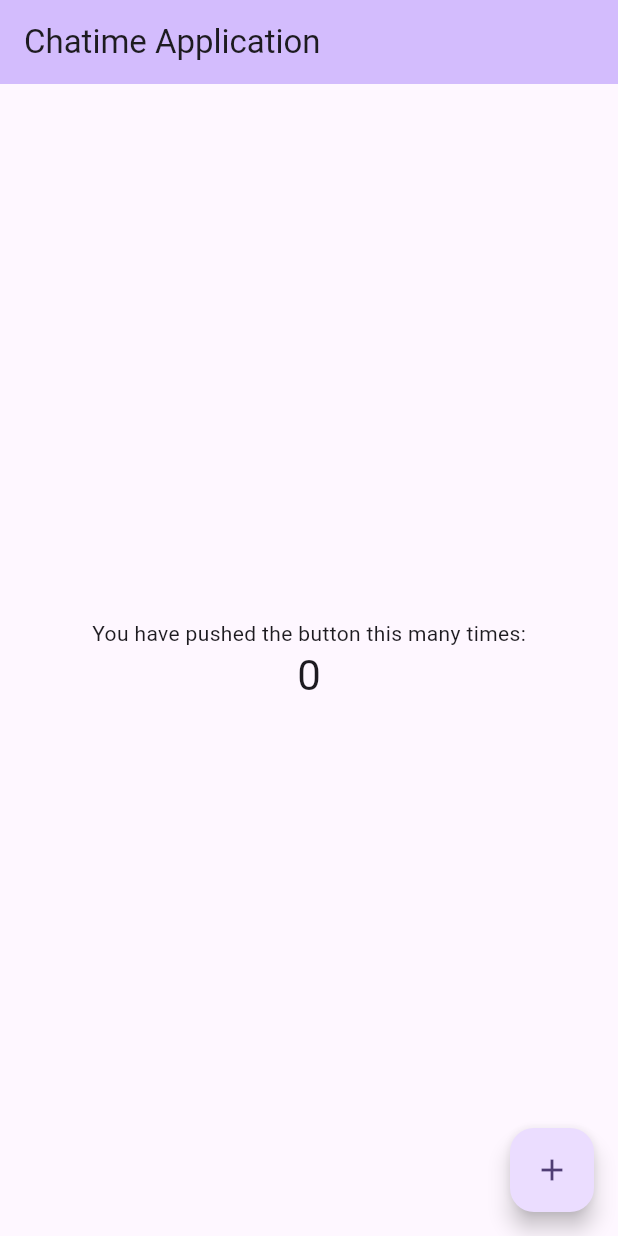
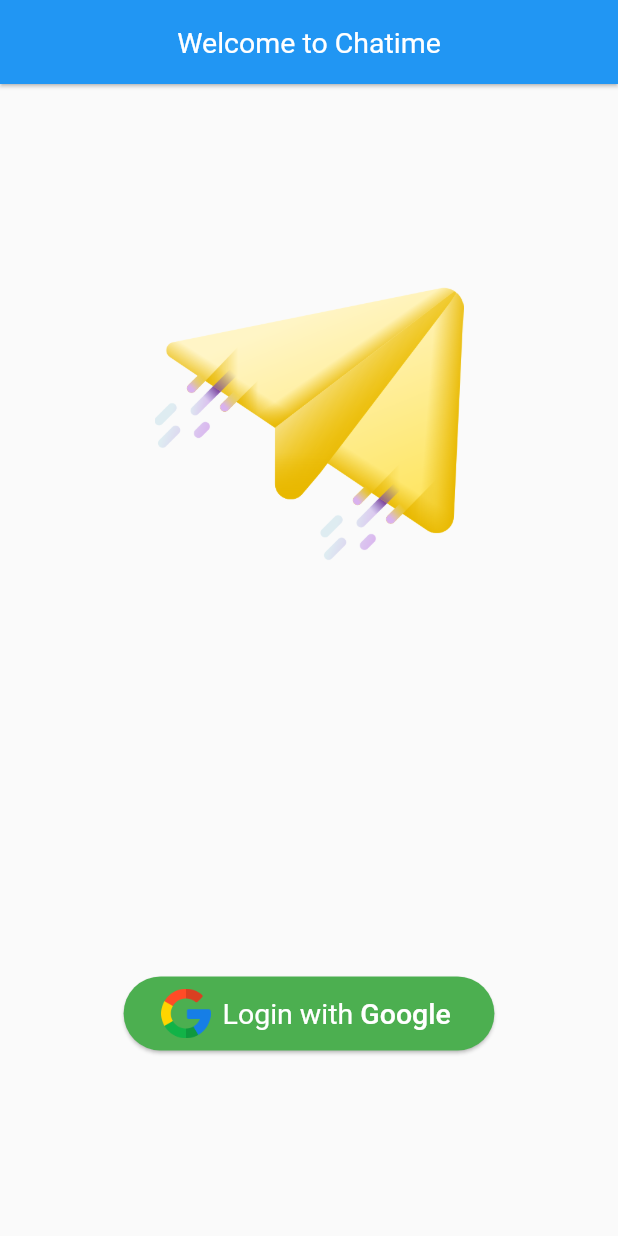
Before and after one commit to lambich/ChatimeApp, a Flutter app: the screen it shows after launch, on a phone screen of 412 x 824 dp. Run offline on Flutter 3.47's test engine with Material 2 defaults, Android fonts, the phone set to English and light mode, and no system bars; our stand-ins replace firebase_auth, firebase_core, google_sign_in; accounts and stored records are empty.

Commit message:
complate sign in with google button

```diff
--- a/lib/main.dart
+++ b/lib/main.dart
@@ -1,125 +1,45 @@
+import 'package:chatime/screens/home_screen.dart';
 import 'package:flutter/material.dart';
+import 'package:flutter/services.dart';
+import 'screens/auth/login_screen.dart'; // Import your login screen file
+import 'package:firebase_core/firebase_core.dart';
+import 'firebase_options.dart';
+
+//import 'package:firebase_core/firebase_core.dart'; // Add this line
+//global object for accessing device screen size
+late Size mq;
 
 void main() {
-  runApp(const MyApp());
+  WidgetsFlutterBinding.ensureInitialized();
+  SystemChrome.setEnabledSystemUIMode(SystemUiMode.immersiveSticky);
+  _initializeFirebase();
+  runApp(const MyApp()); //should have this
 }
 
 class MyApp extends StatelessWidget {
   const MyApp({super.key});
 
-  // This widget is the root of your application.
   @override
   Widget build(BuildContext context) {
     return MaterialApp(
       title: 'Chatime Application',
       theme: ThemeData(
-        // This is the theme of your application.
-        //
-        // TRY THIS: Try running your application with "flutter run". You'll see
-        // the application has a blue toolbar. Then, without quitting the app,
-        // try changing the seedColor in the colorScheme below to Colors.green
-        // and then invoke "hot reload" (save your changes or press the "hot
-        // reload" button in a Flutter-supported IDE, or press "r" if you used
-        // the command line to start the app).
-        //
-        // Notice that the counter didn't reset back to zero; the application
-        // state is not lost during the reload. To reset the state, use hot
-        // restart instead.
-        //
-        // This works for code too, not just values: Most code changes can be
-        // tested with just a hot reload.
-        colorScheme: ColorScheme.fromSeed(seedColor: Colors.deepPurple),
-        useMaterial3: true,
-      ),
-      home: const MyHomePage(title: 'Chatime Application'),
+          appBarTheme: const AppBarTheme(
+        centerTitle: true,
+        elevation: 1,
+        iconTheme: IconThemeData(color: Colors.white),
+        titleTextStyle: TextStyle(
+            color: Colors.white, fontWeight: FontWeight.normal, fontSize: 19),
+        backgroundColor: Colors.blue,
+      )),
+      //home: LoginScreen(), // Set the login screen as the initial screen
+      home: const LoginScreen(),
     );
   }
 }
 
-class MyHomePage extends StatefulWidget {
-  const MyHomePage({super.key, required this.title});
-
-  // This widget is the home page of your application. It is stateful, meaning
-  // that it has a State object (defined below) that contains fields that affect
-  // how it looks.
-
-  // This class is the configuration for the state. It holds the values (in this
-  // case the title) provided by the parent (in this case the App widget) and
-  // used by the build method of the State. Fields in a Widget subclass are
-  // always marked "final".
-
-  final String title;
-
-  @override
-  State<MyHomePage> createState() => _MyHomePageState();
+_initializeFirebase() async {
+  await Firebase.initializeApp(
+    options: DefaultFirebaseOptions.currentPlatform,
+  );
 }
-
-class _MyHomePageState extends State<MyHomePage> {
-  int _counter = 0;
-
-  void _incrementCounter() {
-    setState(() {
-      // This call to setState tells the Flutter framework that something has
-      // changed in this State, which causes it to rerun the build method below
-      // so that the display can reflect the updated values. If we changed
-      // _counter without calling setState(), then the build method would not be
-      // called again, and so nothing would appear to happen.
-      _counter++;
-    });
-  }
-
-  @override
-  Widget build(BuildContext context) {
-    // This method is rerun every time setState is called, for instance as done
-    // by the _incrementCounter method above.
-    //
-    // The Flutter framework has been optimized to make rerunning build methods
-    // fast, so that you can just rebuild anything that needs updating rather
-    // than having to individually change instances of widgets.
-    return Scaffold(
-      appBar: AppBar(
-        // TRY THIS: Try changing the color here to a specific color (to
-        // Colors.amber, perhaps?) and trigger a hot reload to see the AppBar
-        // change color while the other colors stay the same.
-        backgroundColor: Theme.of(context).colorScheme.inversePrimary,
-        // Here we take the value from the MyHomePage object that was created by
-        // the App.build method, and use it to set our appbar title.
-        title: Text(widget.title),
-      ),
-      body: Center(
-        // Center is a layout widget. It takes a single child and positions it
-        // in the middle of the parent.
-        child: Column(
-          // Column is also a layout widget. It takes a list of children and
-          // arranges them vertically. By default, it sizes itself to fit its
-          // children horizontally, and tries to be as tall as its parent.
-          //
-          // Column has various properties to control how it sizes itself and
-          // how it positions its children. Here we use mainAxisAlignment to
-          // center the children vertically; the main axis here is the vertical
-          // axis because Columns are vertical (the cross axis would be
-          // horizontal).
-          //
-          // TRY THIS: Invoke "debug painting" (choose the "Toggle Debug Paint"
-          // action in the IDE, or press "p" in the console), to see the
-          // wireframe for each widget.
-          mainAxisAlignment: MainAxisAlignment.center,
-          children: <Widget>[
-            const Text(
-              'You have pushed the button this many times:',
-            ),
-            Text(
-              '$_counter',
-              style: Theme.of(context).textTheme.headlineMedium,
-            ),
-          ],
-        ),
-      ),
-      floatingActionButton: FloatingActionButton(
-        onPressed: _incrementCounter,
-        tooltip: 'Increment',
-        child: const Icon(Icons.add),
-      ), // This trailing comma makes auto-formatting nicer for build methods.
-    );
-  }
-}
--- /dev/null
+++ b/lib/screens/auth/login_screen.dart
@@ -0,0 +1,107 @@
+import 'dart:developer';
+
+import 'package:chatime/screens/home_screen.dart';
+import 'package:firebase_auth/firebase_auth.dart';
+import 'package:flutter/material.dart';
+import 'package:google_sign_in/google_sign_in.dart';
+import '../../main.dart';
+
+class LoginScreen extends StatefulWidget {
+  const LoginScreen({super.key});
+
+  @override
+  State<LoginScreen> createState() => _LoginScreenState();
+}
+
+class _LoginScreenState extends State<LoginScreen> {
+  bool _isAnimated = false;
+
+  @override
+  void initState() {
+    super.initState();
+    Future.delayed(const Duration(milliseconds: 500), () {
+      setState(() {
+        _isAnimated = true;
+      });
+    });
+  }
+
+  _handleGoogleBtnClick() {
+    _signInWithGoogle().then((user) {
+      log('\nUser: ${user.user}');
+      log('\nUserAdditionalInfo: ${user.additionalUserInfo}');
+      Navigator.pushReplacement(
+          context, MaterialPageRoute(builder: (_) => HomeScreen()));
+    });
+  }
+
+  Future<UserCredential> _signInWithGoogle() async {
+    // Trigger the authentication flow
+    final GoogleSignInAccount? googleUser = await GoogleSignIn().signIn();
+
+    // Obtain the auth details from the request
+    final GoogleSignInAuthentication? googleAuth =
+        await googleUser?.authentication;
+
+    // Create a new credential
+    final credential = GoogleAuthProvider.credential(
+      accessToken: googleAuth?.accessToken,
+      idToken: googleAuth?.idToken,
+    );
+
+    // Once signed in, return the UserCredential
+    return await FirebaseAuth.instance.signInWithCredential(credential);
+  }
+
+  @override
+  Widget build(BuildContext context) {
+    mq = MediaQuery.of(context).size;
+    return Scaffold(
+      //app bar
+      appBar: AppBar(
+        automaticallyImplyLeading: false,
+        title: const Text('Welcome to Chatime'),
+      ),
+
+      body: Stack(children: [
+        //position of icon
+        AnimatedPositioned(
+            top: mq.height * .15,
+            width: mq.width * .5,
+            right: _isAnimated ? mq.width * .25 : -mq.width * .5,
+            duration: const Duration(seconds: 1),
+            child: Image.asset('images/paper-plane.png')),
+
+        //position of login button
+        Positioned(
+            bottom: mq.height * .15,
+            width: mq.width * .6,
+            height: mq.height * .06,
+            left: mq.width * .2,
+            child: ElevatedButton.icon(
+              style: ElevatedButton.styleFrom(
+                  backgroundColor: Colors.green,
+                  shape: StadiumBorder(),
+                  elevation: 1),
+              onPressed: () {
+                _handleGoogleBtnClick();
+              },
+              icon: Image.asset(
+                'images/google.png',
+                height: mq.height * .04,
+              ),
+              label: RichText(
+                text: const TextSpan(
+                    style: TextStyle(color: Colors.white, fontSize: 19),
+                    children: [
+                      TextSpan(text: 'Login with '),
+                      TextSpan(
+                          text: 'Google',
+                          style: TextStyle(fontWeight: FontWeight.w500)),
+                    ]),
+              ),
+            )),
+      ]),
+    );
+  }
+}
```
Also changed, not shown: lib/screens/home_screen.dart (added, +36 -0 lines), lib/screens/login_screen.dart (added, +45 -0 lines), lib/screens/splash_screen.dart (added, +57 -0 lines), pubspec.yaml (+18 -2 lines), images/google.png (added), images/paper-plane.png (added), lib/firebase_options.dart (added), pubspec.lock, 37 other files.
